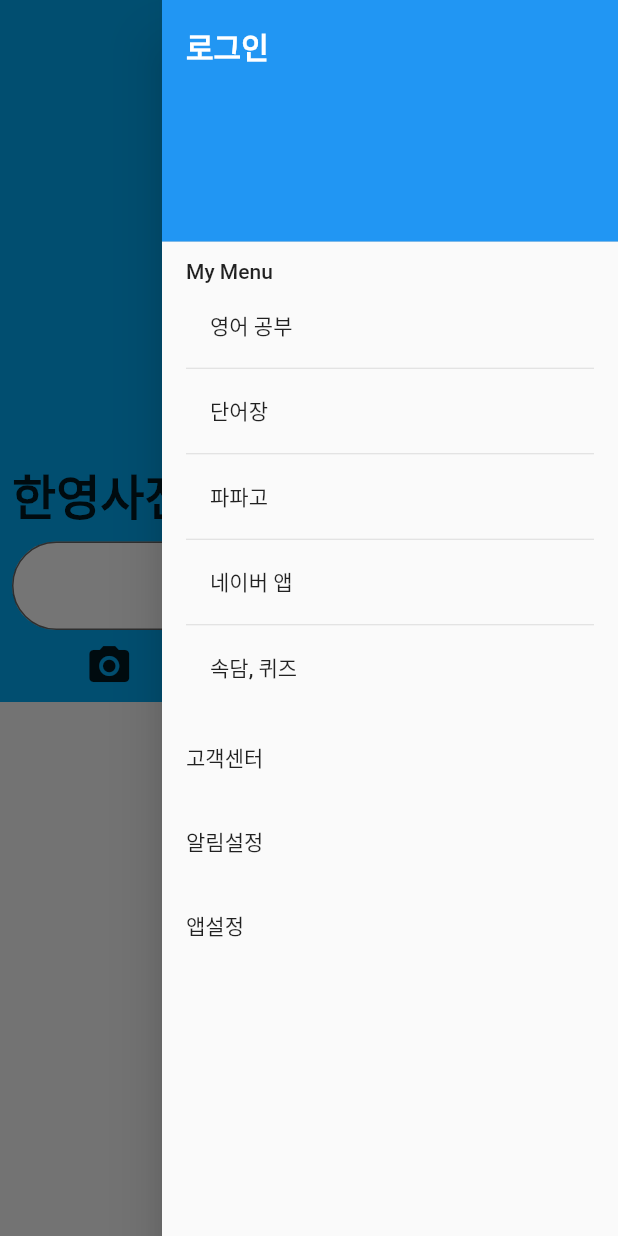
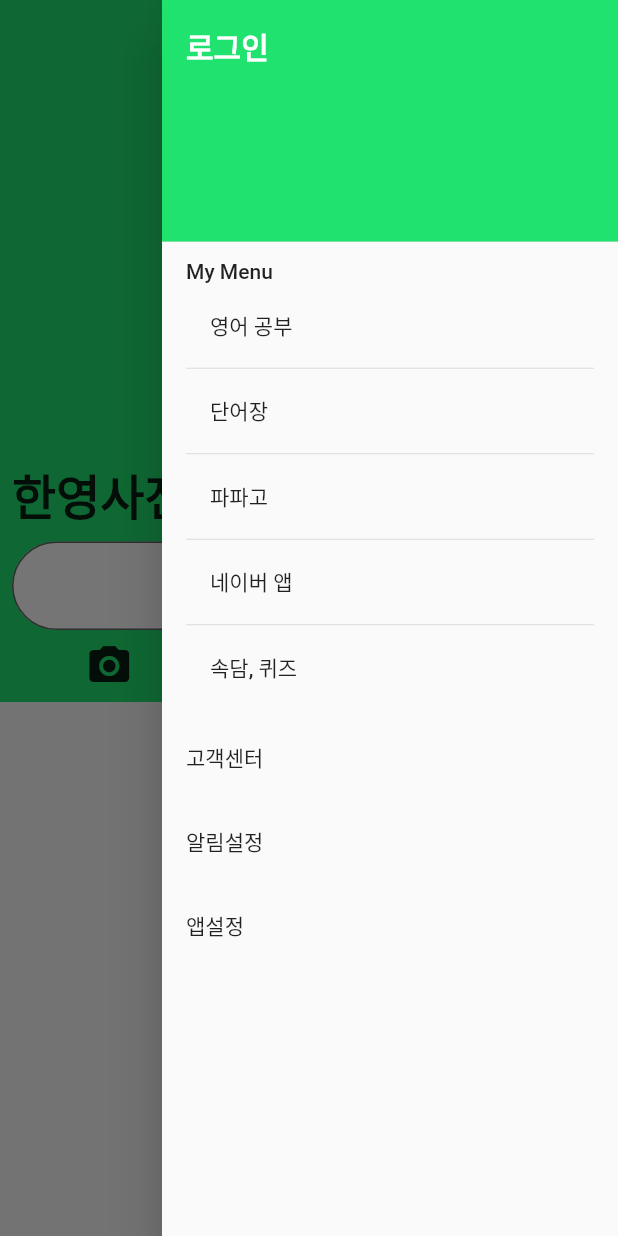
Before and after one commit to termsigening97/flutter_hci, a Flutter app: the screen it shows after launch, in the side drawer, after a tap on the "menu" icon, on a phone screen of 412 x 824 dp. Run offline on Flutter 3.47's test engine with Material 2 defaults, Android fonts, the phone set to English and light mode, and no system bars.

Commit message:
Changed the colors to match Theme color

```diff
--- a/lib/main.dart
+++ b/lib/main.dart
@@ -2,10 +2,34 @@ import 'package:flutter/material.dart';
 import 'package:flutter_hci/search.dart';
 import 'package:flutter_hci/word_detail.dart';
 
+const Color themeColor = Color.fromRGBO(32, 226, 111, 1.0);
+
+MaterialColor createMaterialColor(Color color) {
+  List strengths = <double>[.05];
+  final swatch = <int, Color>{};
+  final int r = color.red, g = color.green, b = color.blue;
+
+  for (var i = 1; i < 10; i++) {
+    strengths.add(0.1 * i);
+  }
+
+  for (var strength in strengths) {
+    final double ds = 0.5 - strength;
+    swatch[(strength * 1000).round()] = Color.fromRGBO(
+      r + ((ds < 0 ? r : (255 - r)) * ds).round(),
+      g + ((ds < 0 ? g : (255 - g)) * ds).round(),
+      b + ((ds < 0 ? b : (255 - b)) * ds).round(),
+      1,
+    );
+  }
+
+  return MaterialColor(color.value, swatch);
+}
+
 void main() => runApp(MaterialApp(
     title: 'Naver Dictionary HCI',
     theme: ThemeData(
-      primarySwatch: Colors.blue,
+      primarySwatch: createMaterialColor(themeColor)
     ),
     home: const MyApp()));
 
@@ -20,11 +44,11 @@ class MyApp extends StatelessWidget {
         child: ListView(
           padding: EdgeInsets.zero,
           children: <Widget>[
-            const DrawerHeader(
+            DrawerHeader(
               decoration: BoxDecoration(
-                color: Colors.blue,
+                color: Theme.of(context).primaryColor,
               ),
-              child: Column(
+              child: const Column(
                 crossAxisAlignment: CrossAxisAlignment.start,
                 children: [
                   Text(
@@ -113,7 +137,7 @@ class MyApp extends StatelessWidget {
       ),
       body: Column(children: [
         Container(
-          color: Colors.lightBlue,
+          color: Theme.of(context).primaryColor,
           child: Column(mainAxisAlignment: MainAxisAlignment.center, children: [
             Container(
                 padding: const EdgeInsets.only(bottom: 250.0),
--- a/lib/search.dart
+++ b/lib/search.dart
@@ -16,7 +16,7 @@ class SearchScreen extends StatelessWidget {
     return Scaffold(
         body: Column(children: [
       Container(
-          color: Colors.lightBlue,
+          color: Theme.of(context).primaryColor,
           child: Column(mainAxisAlignment: MainAxisAlignment.center, children: [
             Row(mainAxisAlignment: MainAxisAlignment.spaceBetween, children: [
               Container(
--- a/lib/voca.dart
+++ b/lib/voca.dart
@@ -13,7 +13,7 @@ class _VocabularyScreenState extends State<VocabularyScreen> {
     return Scaffold(
         body: Column(children: [
       Container(
-        color: Colors.lightBlue,
+        color: Theme.of(context).primaryColor,
         child: Column(mainAxisAlignment: MainAxisAlignment.center, children: [
           Row(mainAxisAlignment: MainAxisAlignment.spaceBetween, children: [
             Container(
--- a/lib/word_detail.dart
+++ b/lib/word_detail.dart
@@ -28,7 +28,7 @@ class _DetailedScreenState extends State<DetailedScreen>
     return Scaffold(
       body: Column(children: [
         Container(
-          color: Colors.lightBlue,
+          color: Theme.of(context).primaryColor,
           child: Column(mainAxisAlignment: MainAxisAlignment.center, children: [
             Row(mainAxisAlignment: MainAxisAlignment.spaceBetween, children: [
               Container(
```
